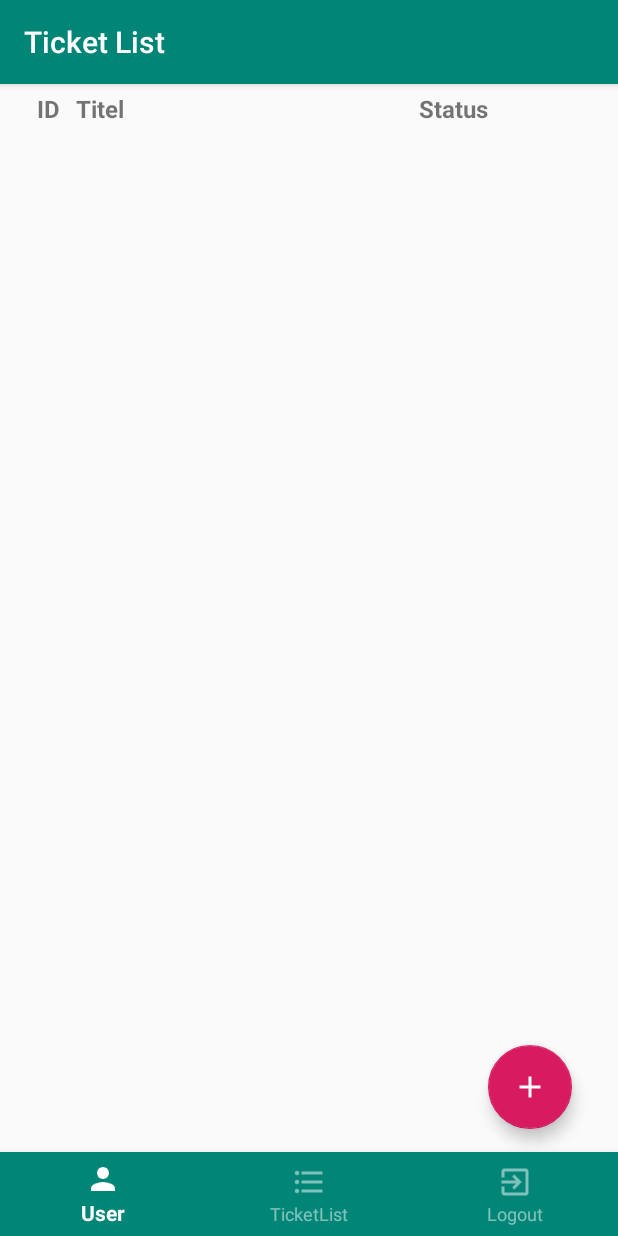
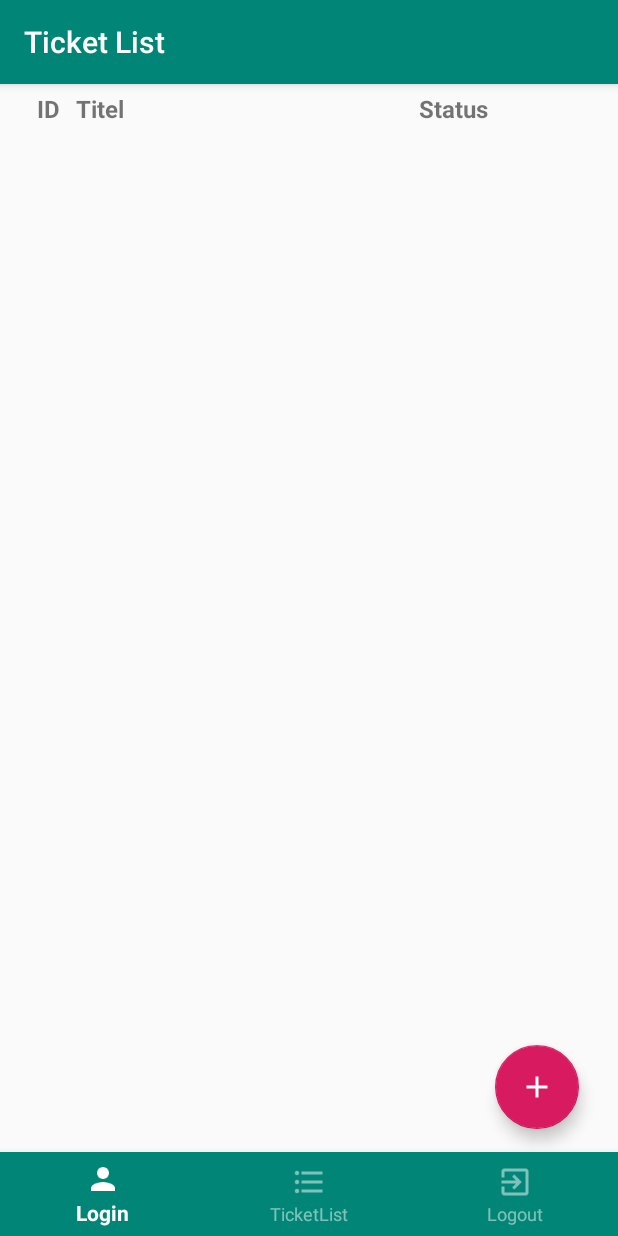
Before and after one commit to TheKeymaster/support-tool-android-app, an Android app: the fragment TicketListFragment placed in its activity, on a phone screen of 412 x 824 dp. Run offline under Robolectric (Android 15) with nearby library versions, the phone set to English and light mode, and no system bars.

Commit message:
several changes, logout button fix

```diff
--- a/app/src/main/java/com/example/philipp/supporttoolv3/LoginFragment.java
+++ b/app/src/main/java/com/example/philipp/supporttoolv3/LoginFragment.java
@@ -174,6 +174,7 @@ public class LoginFragment extends Fragment implements View.OnClickListener {
                 //If Conn. to Server is dead
                 if (result.contains("Unable")) {
                     mainActivity.myToast(result);
+                    mainActivity.mAuthkey = "";
                 }
                 else if (result.contains("authkey")) {
                     JSONObject obj = new JSONObject(result);
@@ -184,6 +185,7 @@ public class LoginFragment extends Fragment implements View.OnClickListener {
                 }
                 else {
                     mainActivity.myToast("Falsche Zugangsdaten");
+                    mainActivity.mAuthkey = "";
                 }
 
             } catch (JSONException e) {
--- a/app/src/main/java/com/example/philipp/supporttoolv3/TicketCreateFragment.java
+++ b/app/src/main/java/com/example/philipp/supporttoolv3/TicketCreateFragment.java
@@ -57,6 +57,8 @@ public class TicketCreateFragment extends Fragment implements View.OnClickListen
 
         return view;
     }
+
+
 
     @Override
     public void onClick(View v) {
--- a/app/src/main/res/layout/fragment_ticket_list.xml
+++ b/app/src/main/res/layout/fragment_ticket_list.xml
@@ -65,7 +65,7 @@
 
         android:layout_alignParentStart="false"
         android:layout_alignParentBottom="true"
-        android:layout_marginTop="20dp">
+        android:layout_marginTop="30dp">
 
     </ListView>
 
@@ -74,7 +74,7 @@
         android:layout_width="64dp"
         android:layout_height="57dp"
         android:layout_alignParentBottom="true"
-        android:layout_marginLeft="325dp"
+        android:layout_marginLeft="330dp"
         android:layout_marginBottom="15dp"
         android:clickable="true"
         android:src="@drawable/ic_add_black_24dp"
--- a/app/src/main/res/menu/nav_items.xml
+++ b/app/src/main/res/menu/nav_items.xml
@@ -5,7 +5,7 @@
     <item
         android:id="@+id/nav_User"
         android:icon="@drawable/baseline_person_black_24dp"
-        android:title="User" />
+        android:title="Login" />
     <item
         android:id="@+id/nav_Ticketlist"
         android:icon="@drawable/baseline_format_list_bulleted_black_24dp"
```
Also changed, not shown: app/src/main/java/com/example/philipp/supporttoolv3/MainActivity.java (+15 -3 lines).
